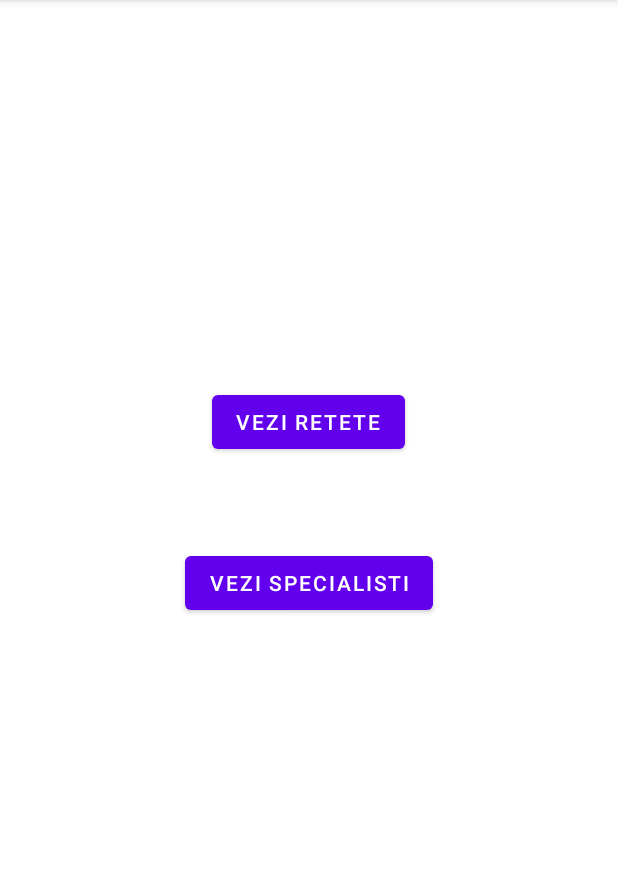
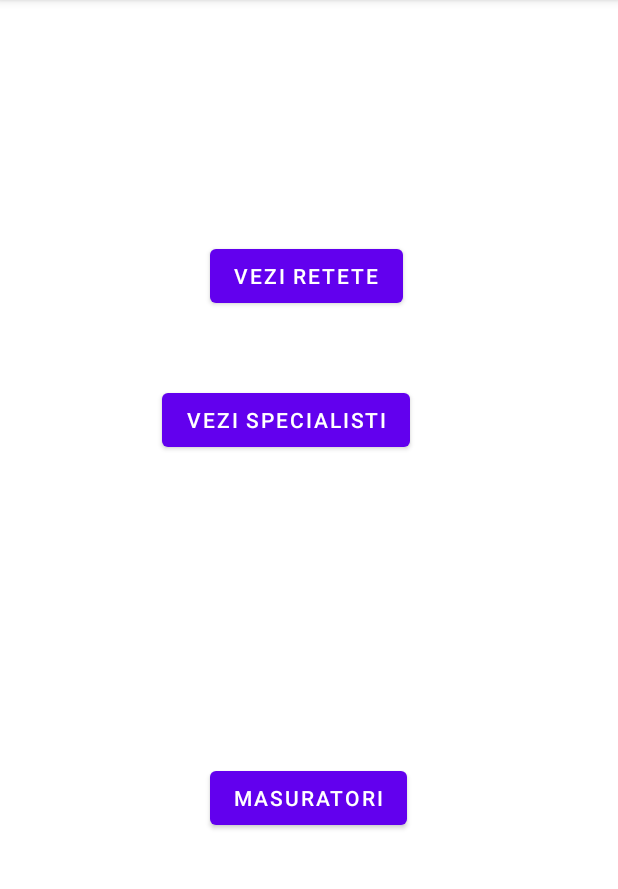
Before and after one commit to rossanegradinaru/Android2021, an Android app: the ActivitateHome screen opened directly, with no data from a screen before it, on a phone screen of 412 x 824 dp, the part 84-973 px from its top. Run offline under Robolectric (Android 15) with nearby library versions, the phone set to English and light mode, and no system bars.

Commit message:
tema baza de date

```diff
--- a/EatAndTrack/app/build.gradle
+++ b/EatAndTrack/app/build.gradle
@@ -29,6 +29,10 @@ android {
 }
 
 dependencies {
+    def room_version = "2.3.0"
+
+    implementation "androidx.room:room-runtime:$room_version"
+    annotationProcessor "androidx.room:room-compiler:$room_version"
 
     implementation 'androidx.appcompat:appcompat:1.3.0'
     implementation 'com.google.android.material:material:1.4.0'
--- a/EatAndTrack/app/src/main/AndroidManifest.xml
+++ b/EatAndTrack/app/src/main/AndroidManifest.xml
@@ -11,8 +11,9 @@
         android:roundIcon="@mipmap/ic_launcher_round"
         android:supportsRtl="true"
         android:theme="@style/Theme.EatAndTrack">
-        <activity android:name=".ActivitateHome"></activity>
-        <activity android:name=".ActivitateSpecialisti"></activity>
+        <activity android:name=".ActivitateAdaugareMasuratori"></activity>
+        <activity android:name=".ActivitateHome" />
+        <activity android:name=".ActivitateSpecialisti" />
         <activity android:name=".ActivitateMeniu" />
         <activity android:name=".ActivitatePrimireDate" />
         <activity android:name=".ActivitateAutentificare" />
--- a/EatAndTrack/app/src/main/java/ro/ase/eatandtrack/ActivitateHome.java
+++ b/EatAndTrack/app/src/main/java/ro/ase/eatandtrack/ActivitateHome.java
@@ -9,7 +9,7 @@ import android.widget.Button;
 
 public class ActivitateHome extends AppCompatActivity {
 
-   private Button btnRetete,btnSpecialisti;
+   private Button btnRetete,btnSpecialisti, btnMasuratori;
     @Override
     protected void onCreate(Bundle savedInstanceState) {
         super.onCreate(savedInstanceState);
@@ -17,6 +17,7 @@ public class ActivitateHome extends AppCompatActivity {
 
         btnRetete = findViewById(R.id.btnRetete);
         btnSpecialisti = findViewById(R.id.btnSpecialisti);
+        btnMasuratori = findViewById(R.id.btnMasuratori);
 
         btnRetete.setOnClickListener(new View.OnClickListener() {
             @Override
@@ -35,6 +36,17 @@ public class ActivitateHome extends AppCompatActivity {
                 finish();
             }
         });
+
+        btnMasuratori.setOnClickListener(new View.OnClickListener() {
+            @Override
+            public void onClick(View v) {
+                Intent intent = new Intent(ActivitateHome.this,ActivitateAdaugareMasuratori.class);
+                startActivity(intent);
+                finish();
+            }
+        });
+
+
     }
 
 
--- a/EatAndTrack/app/src/main/res/layout/activity_activitate_home.xml
+++ b/EatAndTrack/app/src/main/res/layout/activity_activitate_home.xml
@@ -10,8 +10,8 @@
         android:id="@+id/btnRetete"
         android:layout_width="wrap_content"
         android:layout_height="wrap_content"
-        android:layout_marginStart="141dp"
-        android:layout_marginTop="257dp"
+        android:layout_marginStart="140dp"
+        android:layout_marginTop="160dp"
         android:text="@string/vezi_retete"
         app:layout_constraintStart_toStartOf="parent"
         app:layout_constraintTop_toTopOf="parent" />
@@ -20,9 +20,19 @@
         android:id="@+id/btnSpecialisti"
         android:layout_width="wrap_content"
         android:layout_height="wrap_content"
-        android:layout_marginStart="123dp"
-        android:layout_marginTop="59dp"
+        android:layout_marginStart="108dp"
+        android:layout_marginTop="48dp"
         android:text="@string/vezi_specialisti"
         app:layout_constraintStart_toStartOf="parent"
         app:layout_constraintTop_toBottomOf="@+id/btnRetete" />
+
+    <Button
+        android:id="@+id/btnMasuratori"
+        android:layout_width="wrap_content"
+        android:layout_height="wrap_content"
+        android:layout_marginStart="140dp"
+        android:layout_marginTop="204dp"
+        android:text="@string/masuratori"
+        app:layout_constraintStart_toStartOf="parent"
+        app:layout_constraintTop_toBottomOf="@+id/btnSpecialisti" />
 </androidx.constraintlayout.widget.ConstraintLayout>
--- a/EatAndTrack/app/src/main/res/values/strings.xml
+++ b/EatAndTrack/app/src/main/res/values/strings.xml
@@ -2,4 +2,5 @@
     <string name="app_name">EatAndTrack</string>
     <string name="vezi_retete">Vezi retete</string>
     <string name="vezi_specialisti">Vezi specialisti</string>
+    <string name="masuratori">Masuratori</string>
 </resources>
```
Also changed, not shown: EatAndTrack/app/src/main/java/ro/ase/eatandtrack/ActivitateAdaugareMasuratori.java (added, +42 -0 lines), EatAndTrack/app/src/main/java/ro/ase/eatandtrack/Database.java (added, +9 -0 lines), EatAndTrack/app/src/main/java/ro/ase/eatandtrack/DatabaseAccess.java (added, +27 -0 lines), EatAndTrack/app/src/main/java/ro/ase/eatandtrack/Masuratori.java (added, +66 -0 lines), EatAndTrack/app/src/main/java/ro/ase/eatandtrack/MasuratoriDao.java (added, +27 -0 lines), EatAndTrack/app/src/main/res/layout/activity_activitate_adaugare_masuratori.xml (added, +9 -0 lines).
